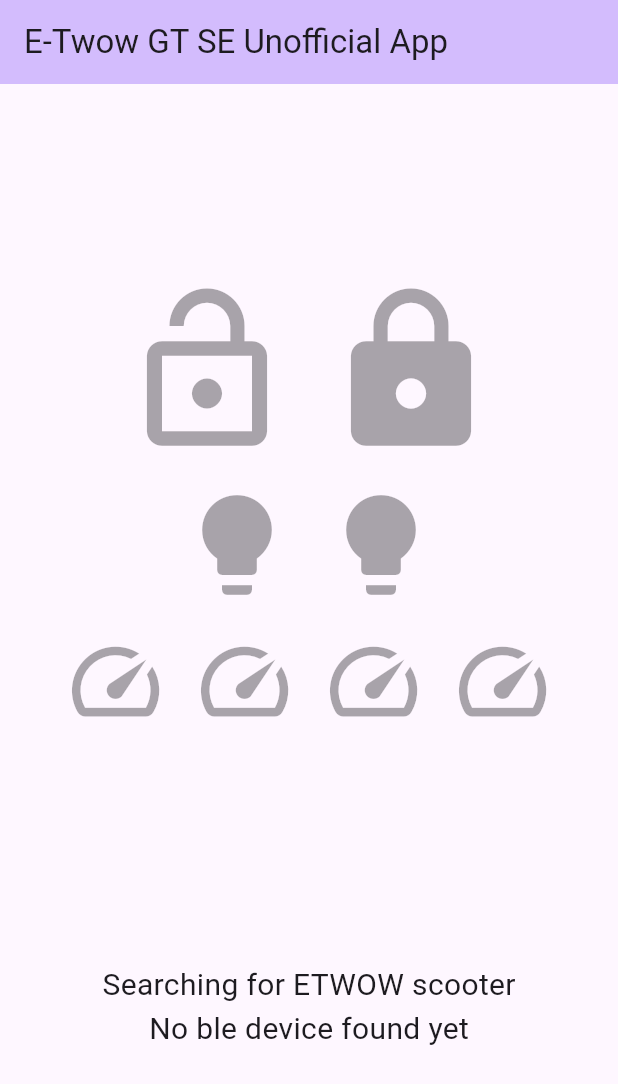
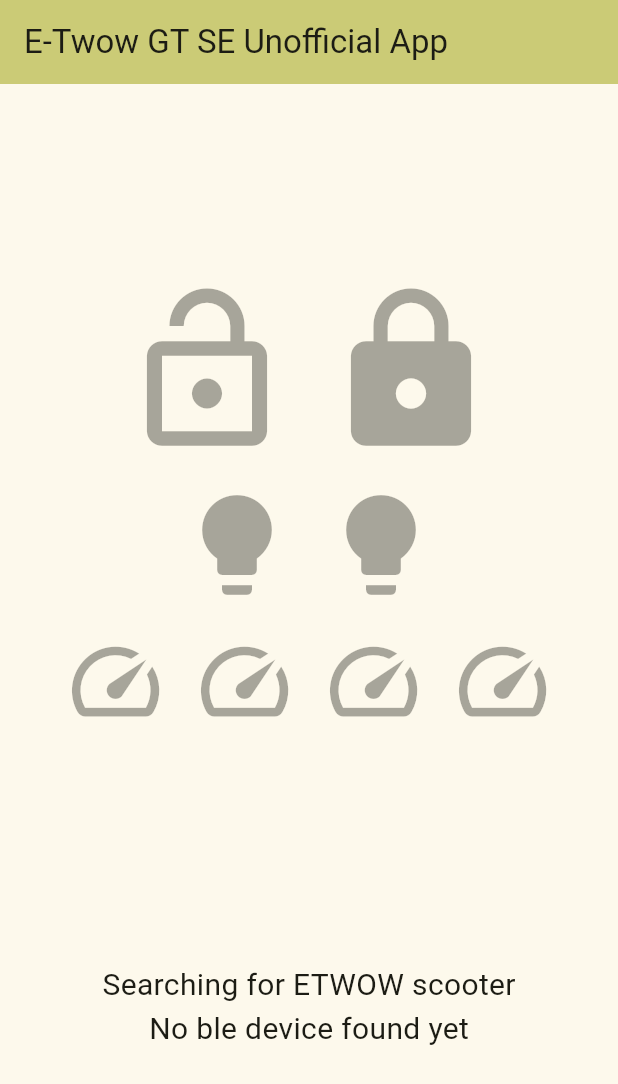
Before and after one commit to eqqe/etwowconnect2, a Flutter app: the screen it shows after launch, on a phone screen of 412 x 824 dp. Shown: the top 1084 px of the screen. Run offline on Flutter 3.47's test engine with Material 2 defaults, Android fonts, the phone set to English and light mode, and no system bars; our stand-ins replace permission_handler; missing offline and left inert: flutter_reactive_ble.

```diff
--- a/lib/home.dart
+++ b/lib/home.dart
@@ -39,7 +39,8 @@ class _MyHomePageState extends State<MyHomePage> {
   }
 
   void _startScan() async {
-    if (await Permission.bluetoothScan.request().isGranted &&
+    if (await Permission.locationWhenInUse.request().isGranted &&
+        await Permission.bluetoothScan.request().isGranted &&
         await Permission.bluetoothConnect.request().isGranted) {
       _scanSubscription = flutterReactiveBle
           .scanForDevices(withServices: []).listen((device) async {
--- a/lib/main.dart
+++ b/lib/main.dart
@@ -14,7 +14,7 @@ class MyApp extends StatelessWidget {
     return MaterialApp(
       title: title,
       theme: ThemeData(
-        colorScheme: ColorScheme.fromSeed(seedColor: Colors.deepPurple),
+        colorScheme: ColorScheme.fromSeed(seedColor: Colors.yellowAccent),
         useMaterial3: true,
       ),
       home: const MyHomePage(title: title),
```
